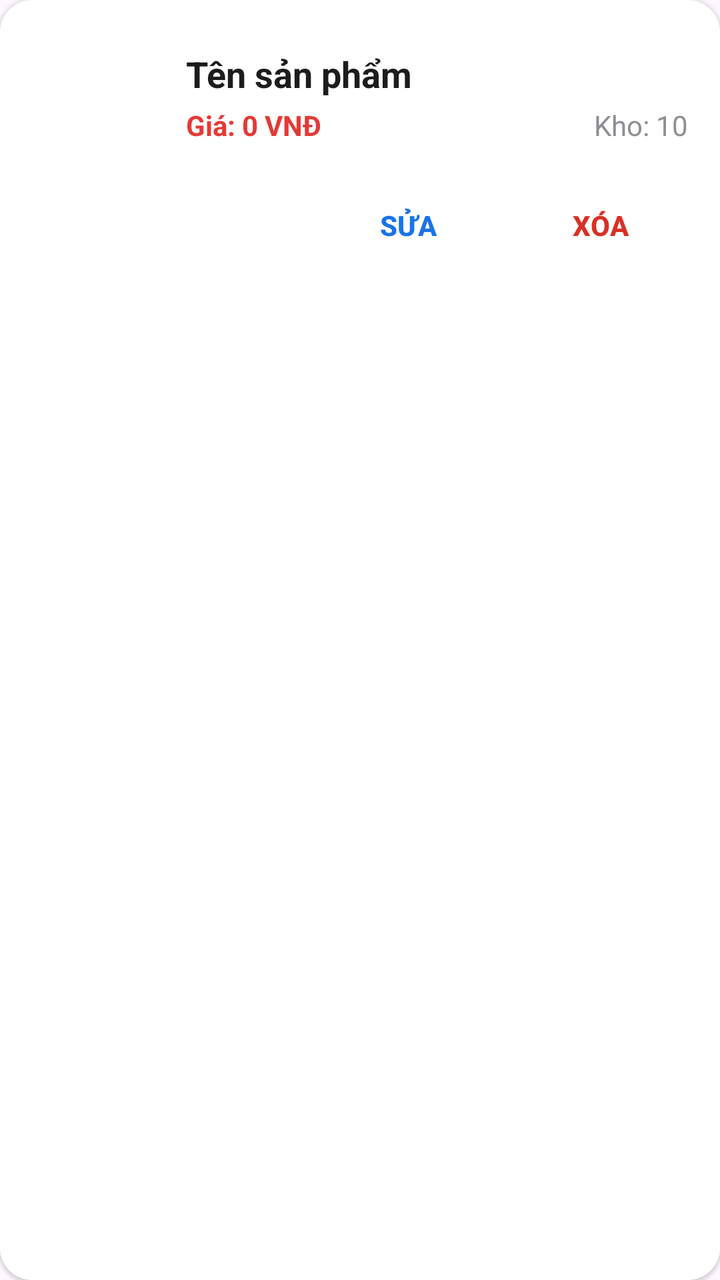
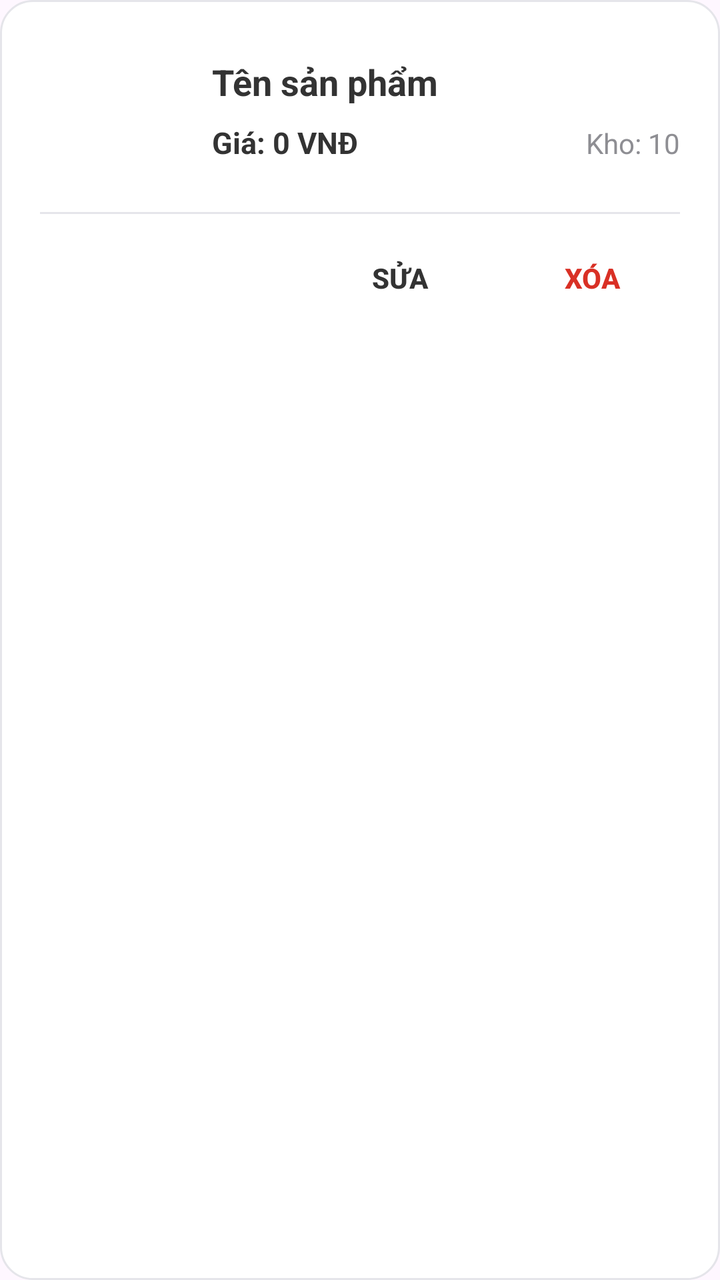

Two renders of the same Android screen: before a commit and after it. Below are the layout's source before the change and the commit's diff.
<!-- AndroidManifest.xml: application theme Theme.MobileDeviceStoreTDMU -->
<!-- res/layout/item_quan_ly_san_pham.xml -->
<?xml version="1.0" encoding="utf-8"?>
<LinearLayout xmlns:android="http://schemas.android.com/apk/res/android"
    android:layout_width="match_parent"
    android:layout_height="wrap_content"
    android:orientation="vertical"
    android:layout_marginHorizontal="16dp"
    android:layout_marginTop="12dp"
    android:background="@drawable/bg_card_modern"
    android:elevation="1dp"
    android:padding="16dp">

    <LinearLayout
        android:layout_width="match_parent"
        android:layout_height="wrap_content"
        android:orientation="horizontal"
        android:gravity="center_vertical">

        <ImageView
            android:id="@+id/imgQuanLySP"
            android:layout_width="65dp"
            android:layout_height="65dp"
            android:scaleType="fitCenter"
            android:layout_marginEnd="12dp" />

        <LinearLayout
            android:layout_width="0dp"
            android:layout_height="wrap_content"
            android:layout_weight="1"
            android:orientation="vertical">

            <TextView
                android:id="@+id/tvTenSPQuanLy"
                android:layout_width="match_parent"
                android:layout_height="wrap_content"
                android:text="Tên sản phẩm"
                android:textColor="#1C1C1C"
                android:textSize="18sp"
                android:textStyle="bold" />

            <LinearLayout
                android:layout_width="match_parent"
                android:layout_height="wrap_content"
                android:layout_marginTop="4dp"
                android:orientation="horizontal">

                <TextView
                    android:id="@+id/tvGiaSPQuanLy"
                    android:layout_width="0dp"
                    android:layout_height="wrap_content"
                    android:layout_weight="1"
                    android:text="Giá: 0 VNĐ"
                    android:textColor="#E53935"
                    android:textStyle="bold"/>

                <TextView
                    android:id="@+id/tvKhoSPQuanLy"
                    android:layout_width="wrap_content"
                    android:layout_height="wrap_content"
                    android:text="Kho: 10"
                    android:textColor="#8E8E93" />
            </LinearLayout>

        </LinearLayout>

    </LinearLayout>

    <LinearLayout
        android:layout_width="match_parent"
        android:layout_height="wrap_content"
        android:layout_marginTop="12dp"
        android:gravity="end"
        android:orientation="horizontal">

        <Button
            android:id="@+id/btnSuaSPQuanLy"
            android:layout_width="wrap_content"
            android:layout_height="38dp"
            android:background="#00000000"
            android:text="SỬA"
            android:textColor="#1A73E8"
            android:textStyle="bold" />

        <Button
            android:id="@+id/btnXoaSPQuanLy"
            android:layout_width="wrap_content"
            android:layout_height="38dp"
            android:layout_marginStart="8dp"
            android:background="#00000000"
            android:text="XÓA"
            android:textColor="#D93025"
            android:textStyle="bold" />
    </LinearLayout>

</LinearLayout>
<!-- resources referenced by this layout -->
<resources>
  <!-- drawable bg_card_modern (drawable) -->
  <?xml version="1.0" encoding="utf-8"?>
  <shape xmlns:android="http://schemas.android.com/apk/res/android"
      android:shape="rectangle">
      <solid android:color="#FFFFFF" />
      <corners android:radius="16dp" />
  </shape>
  <style name="Theme.MobileDeviceStoreTDMU" parent="Base.Theme.MobileDeviceStoreTDMU" />
  <style name="Base.Theme.MobileDeviceStoreTDMU" parent="Theme.Material3.DayNight.NoActionBar">
          
          
      </style>
</resources>

<!-- the commit's change to res/layout/item_quan_ly_san_pham.xml (unified diff, before → after) -->
@@ -4,10 +4,10 @@
     android:layout_height="wrap_content"
     android:orientation="vertical"
     android:layout_marginHorizontal="16dp"
-    android:layout_marginTop="12dp"
+    android:layout_marginTop="16dp"
     android:background="@drawable/bg_card_modern"
-    android:elevation="1dp"
-    android:padding="16dp">
+    android:elevation="0dp"
+    android:padding="20dp">
 
     <LinearLayout
         android:layout_width="match_parent"
@@ -17,10 +17,10 @@
 
         <ImageView
             android:id="@+id/imgQuanLySP"
-            android:layout_width="65dp"
-            android:layout_height="65dp"
+            android:layout_width="70dp"
+            android:layout_height="70dp"
             android:scaleType="fitCenter"
-            android:layout_marginEnd="12dp" />
+            android:layout_marginEnd="16dp" />
 
         <LinearLayout
             android:layout_width="0dp"
@@ -33,14 +33,14 @@
                 android:layout_width="match_parent"
                 android:layout_height="wrap_content"
                 android:text="Tên sản phẩm"
-                android:textColor="#1C1C1C"
+                android:textColor="@color/text_primary"
                 android:textSize="18sp"
                 android:textStyle="bold" />
 
             <LinearLayout
                 android:layout_width="match_parent"
                 android:layout_height="wrap_content"
-                android:layout_marginTop="4dp"
+                android:layout_marginTop="8dp"
                 android:orientation="horizontal">
 
                 <TextView
@@ -49,7 +49,8 @@
                     android:layout_height="wrap_content"
                     android:layout_weight="1"
                     android:text="Giá: 0 VNĐ"
-                    android:textColor="#E53935"
+                    android:textColor="@color/primary_black"
+                    android:textSize="15sp"
                     android:textStyle="bold"/>
 
                 <TextView
@@ -57,33 +58,40 @@
                     android:layout_width="wrap_content"
                     android:layout_height="wrap_content"
                     android:text="Kho: 10"
-                    android:textColor="#8E8E93" />
+                    android:textColor="@color/text_secondary"
+                    android:textSize="14sp" />
             </LinearLayout>
 
         </LinearLayout>
 
     </LinearLayout>
 
+    <View
+        android:layout_width="match_parent"
+        android:layout_height="1dp"
+        android:background="@color/stroke_light"
+        android:layout_marginTop="16dp"
+        android:layout_marginBottom="12dp" />
+
     <LinearLayout
         android:layout_width="match_parent"
         android:layout_height="wrap_content"
-        android:layout_marginTop="12dp"
         android:gravity="end"
         android:orientation="horizontal">
 
-        <Button
+        <androidx.appcompat.widget.AppCompatButton
             android:id="@+id/btnSuaSPQuanLy"
             android:layout_width="wrap_content"
-            android:layout_height="38dp"
+            android:layout_height="40dp"
             android:background="#00000000"
             android:text="SỬA"
-            android:textColor="#1A73E8"
+            android:textColor="@color/text_primary"
             android:textStyle="bold" />
 
-        <Button
+        <androidx.appcompat.widget.AppCompatButton
             android:id="@+id/btnXoaSPQuanLy"
             android:layout_width="wrap_content"
-            android:layout_height="38dp"
+            android:layout_height="40dp"
             android:layout_marginStart="8dp"
             android:background="#00000000"
             android:text="XÓA"
<!-- resource entries referenced after the edit -->
@@ -1,13 +1,19 @@
 <!-- resources referenced by this layout -->
 <resources>
+  <color name="primary_black">#333333</color>
+  <color name="stroke_light">#E5E5EA</color>
+  <color name="text_primary">#333333</color>
+  <color name="text_secondary">#8E8E93</color>
   <!-- drawable bg_card_modern (drawable) -->
   <?xml version="1.0" encoding="utf-8"?>
   <shape xmlns:android="http://schemas.android.com/apk/res/android"
       android:shape="rectangle">
-      <solid android:color="#FFFFFF" />
+      <solid android:color="@color/bg_white" />
       <corners android:radius="16dp" />
+      <stroke android:width="1dp" android:color="@color/stroke_light" />
   </shape>
   <style name="Theme.MobileDeviceStoreTDMU" parent="Base.Theme.MobileDeviceStoreTDMU" />
+  <color name="bg_white">#FFFFFF</color>
   <style name="Base.Theme.MobileDeviceStoreTDMU" parent="Theme.Material3.DayNight.NoActionBar">
           
           
